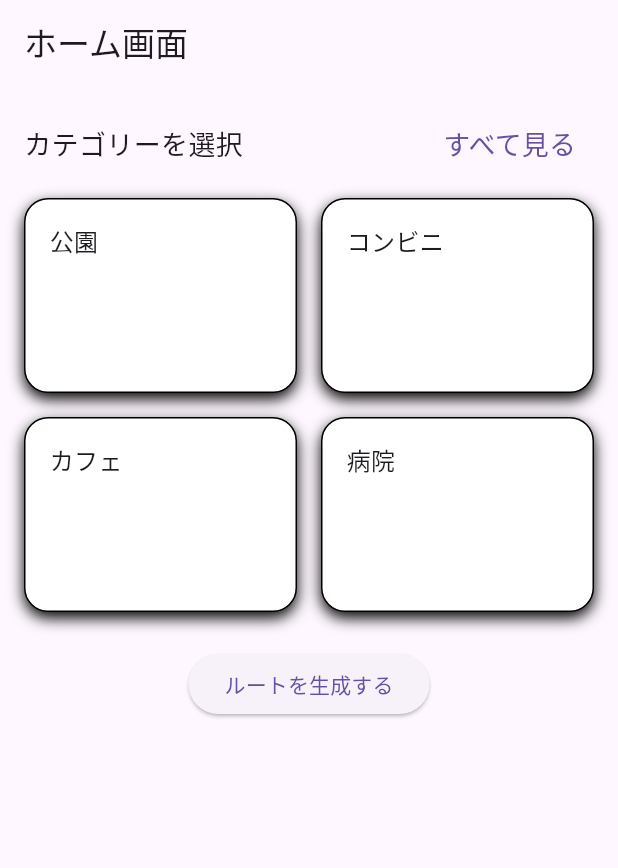
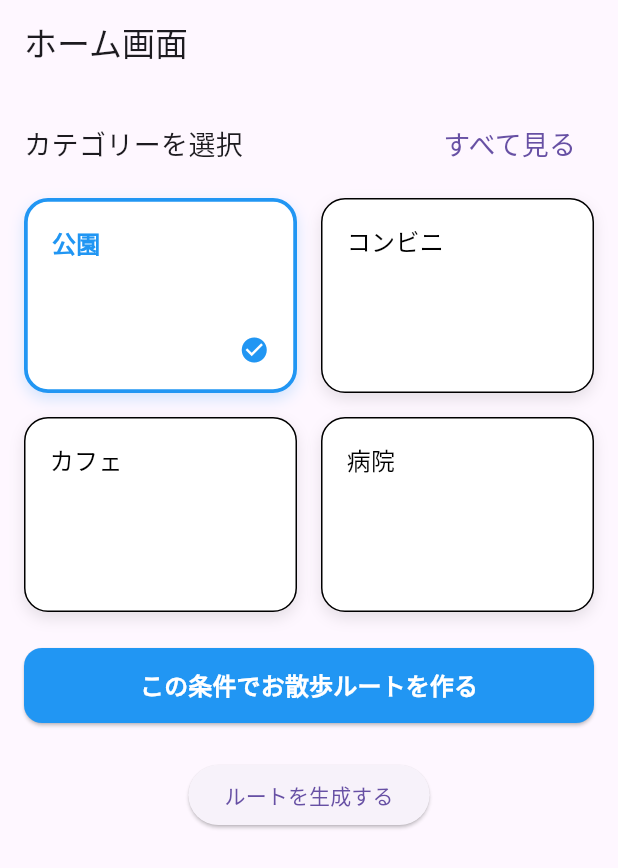
Before and after one commit to rama198562/SmartLifeKorokke, a Flutter app: the screen it shows after launch, after a tap on "公園", on a phone screen of 412 x 824 dp. Shown: the top 868 px of the screen. Run offline on Flutter 3.47's test engine with Material 3 defaults, Android fonts, the phone set to English and light mode, and no system bars; our stand-ins replace flutter_map, go_router, google_generative_ai, latlong2.

Commit message:
カテゴリー選択UIからGemini APIを呼び出す処理を実装

```diff
--- a/lib/widgets/category_grid.dart
+++ b/lib/widgets/category_grid.dart
@@ -1,26 +1,72 @@
 import 'package:flutter/material.dart';
+import '../services/gemini_service.dart';
 
-class CategoryGrid extends StatelessWidget {
+// ① 複数選択の状態を管理するため、StatefulWidgetに変更
+class CategoryGrid extends StatefulWidget {
   const CategoryGrid({super.key});
 
   @override
+  State<CategoryGrid> createState() => _CategoryGridState();
+}
+
+class _CategoryGridState extends State<CategoryGrid> {
+  // データ定義
+  final List<Map<String, dynamic>> categories = [
+    {'title': '公園'},
+    {'title': 'コンビニ'},
+    {'title': 'カフェ'},
+    {'title': '病院'},
+  ];
+
+  // ② ユーザーが選択したカテゴリーの「タイトル」を保存しておくリスト
+  final List<String> selectedTitles = [];
+
+  // 読み込み中かどうかを管理するフラグ
+  bool isLoading = false;
+
+  // ③ ボタンが押された時にGeminiを呼び出す関数
+  Future<void> _onGenerateRouteRequested() async {
+    if (selectedTitles.isEmpty) {
+      ScaffoldMessenger.of(context).showSnackBar(
+        const SnackBar(content: Text('カテゴリーを1つ以上選択してください')),
+      );
+      return;
+    }
+
+    setState(() {
+      isLoading = true; // ぐるぐる（インジケータ）を表示
+    });
+
+    // 💡 選ばれた項目を「、」で繋いでプロンプト（userRequest）にする
+    // 例: "公園、カフェ" -> "公園、カフェに立ち寄るお散歩ルートを提案してください。"
+    final userRequest = "${selectedTitles.join('、')}に立ち寄るお散歩ルートを提案してください。";
+    print('Geminiへのリクエスト: $userRequest');
+
+    // あなたが作ったGeminiServiceを呼び出す！
+    final geminiService = GeminiService();
+    final result = await geminiService.fetchRoutePreferences(userRequest);
+
+    setState(() {
+      isLoading = false; // ぐるぐるを消す
+    });
+
+    if (result != null) {
+      print('--- Geminiからの解析結果（JSON） ---');
+      print(result);
+
+      // 🚀 【次のステップ】ここで地図API（Google Maps等）の画面に result を渡して画面遷移する
+      ScaffoldMessenger.of(context).showSnackBar(
+        SnackBar(content: Text('ルート解析成功: ${result['keywords']}')),
+      );
+    } else {
+      ScaffoldMessenger.of(context).showSnackBar(
+        const SnackBar(content: Text('Geminiとの通信に失敗しました')),
+      );
+    }
+  }
+
+  @override
   Widget build(BuildContext context) {
-
-    //データ定義
-    final List<Map<String, dynamic>> categories = [
-      {
-        'title':'公園',
-      },
-      {
-        'title':'コンビニ',
-      },
-      {
-        'title':'カフェ',
-      },
-      {
-        'title':'病院',
-      },
-    ];
     return Column(
       crossAxisAlignment: CrossAxisAlignment.start,
       children: [
@@ -29,51 +75,58 @@ class CategoryGrid extends StatelessWidget {
           children: [
             const Text(
               'カテゴリーを選択',
-              style: TextStyle(
-                fontSize: 18,
+              style: TextStyle(fontSize: 18),
             ),
-            ),
-            TextButton(onPressed: (){},
-            child: const Text(
-              'すべて見る',
-              style: TextStyle(
-                fontSize: 18,
-                ),
-              )
+            TextButton(
+              onPressed: () {},
+              child: const Text('すべて見る', style: TextStyle(fontSize: 18)),
             ),
           ],
         ),
         const SizedBox(height: 12),
 
-          //グリット部分
+        // グリッド部分
         GridView.builder(
           shrinkWrap: true,
-            physics: const NeverScrollableScrollPhysics(), // グリッド自体はスクロールさせない
+          physics: const NeverScrollableScrollPhysics(),
           itemCount: categories.length,
           gridDelegate: const SliverGridDelegateWithFixedCrossAxisCount(
-              crossAxisCount: 2,         // 2列
-              childAspectRatio: 1.4,     // カードの横縦比（横長に）
-              crossAxisSpacing: 16,      // 横の隙間
-              mainAxisSpacing: 16,       // 縦の隙間
+            crossAxisCount: 2,
+            childAspectRatio: 1.4,
+            crossAxisSpacing: 16,
+            mainAxisSpacing: 16,
           ),
-            itemBuilder: (context, index){
+          itemBuilder: (context, index) {
             final item = categories[index];
+            // ④ 現在このカードが選ばれているかどうかをチェック
+            final isSelected = selectedTitles.contains(item['title']);
+
             return GestureDetector(
-                onTap: (){
-                  print('${item['title']} がタップされました');
+              onTap: () {
+                // ⑤ タップされたら選択リストに追加/削除する（setStateで画面を再描画）
+                setState(() {
+                  if (isSelected) {
+                    selectedTitles.remove(item['title']);
+                  } else {
+                    selectedTitles.add(item['title']);
+                  }
+                });
               },
               child: Container(
                 padding: const EdgeInsets.all(16.0),
                 decoration: BoxDecoration(
+                  // ⑥ 選択されている時は枠線の色や太さを変えて「選んでる感」を出す！
                   color: Colors.white,
-                    borderRadius: BorderRadius.circular(16), // 角丸
+                  borderRadius: BorderRadius.circular(16),
                   border: Border.all(
-                      width: 1,
+                    color: isSelected ? Colors.blue : Colors.black, // 選ばれてたら青枠
+                    width: isSelected ? 2.5 : 1,                   // 選ばれてたら太く
                   ),
                   boxShadow: [
                     BoxShadow(
                       blurRadius: 8,
                       offset: const Offset(0, 4),
+                      color: isSelected ? Colors.blue.withOpacity(0.2) : Colors.black.withOpacity(0.1),
                     ),
                   ],
                 ),
@@ -83,9 +136,17 @@ class CategoryGrid extends StatelessWidget {
                   children: [
                     Text(
                       item['title'],
-                        style: const TextStyle(
+                      style: TextStyle(
                         fontSize: 16,
+                        fontWeight: isSelected ? FontWeight.bold : FontWeight.normal, // 太字に
+                        color: isSelected ? Colors.blue : Colors.black,             // 文字も青に
                       ),
+                    ),
+                    // 右下にチェックマークアイコンを出す（お好みで）
+                    if (isSelected)
+                      const Align(
+                        alignment: Alignment.bottomRight,
+                        child: Icon(Icons.check_circle, color: Colors.blue, size: 20),
                       ),
                   ],
                 ),
@@ -93,8 +154,26 @@ class CategoryGrid extends StatelessWidget {
             );
           },
         ),
+
+        const SizedBox(height: 24),
+
+        // ⑦ 画面下部に「ルートを生成する」ボタンを追加！
+        SizedBox(
+          width: double.infinity,
+          height: 50,
+          child: ElevatedButton(
+            onPressed: isLoading ? null : _onGenerateRouteRequested,
+            style: ElevatedButton.styleFrom(
+              backgroundColor: Colors.blue,
+              foregroundColor: Colors.white,
+              shape: RoundedRectangleBorder(borderRadius: BorderRadius.circular(12)),
+            ),
+            child: isLoading
+                ? const CircularProgressIndicator(color: Colors.white) // 通信中はぐるぐる
+                : const Text('この条件でお散歩ルートを作る', style: TextStyle(fontSize: 16, fontWeight: FontWeight.bold)),
+          ),
+        ),
       ],
-
     );
   }
 }
```
Lines whose indentation alone changed are shown as unchanged.
